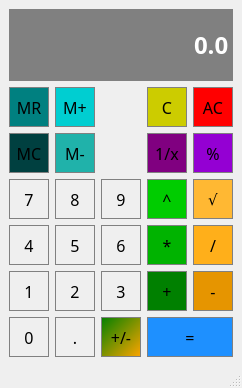
First picture: the form in calculator.ui, repository Andy3153/atestat_informatica, before the edit.
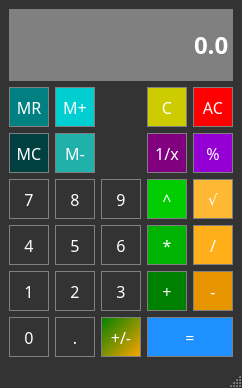
Second picture: the form after the edit.

Diff of the .ui file:
```diff
--- a/calculator.ui
+++ b/calculator.ui
@@ -19,6 +19,12 @@
   <property name="windowTitle">
    <string>Calculator</string>
   </property>
+  <property name="styleSheet">
+   <string notr="true">QMainWindow
+{
+    background-color: #333333;
+}</string>
+  </property>
   <widget class="QWidget" name="centralwidget">
    <layout class="QGridLayout" name="gridLayout">
     <item row="5" column="1">
@@ -50,6 +56,7 @@
       <property name="styleSheet">
        <string notr="true">QPushButton
 {
+	color: #FFFFFF;
 	background-color: #COCOCO;
 	border: 1px solid gray;
 	padding: 5px;
@@ -95,6 +102,7 @@
       <property name="styleSheet">
        <string notr="true">QPushButton
 {
+    color: #FFFFFF;
 	background-color: #00cc00;
 	border: 1px solid gray;
 	padding: 5px;
@@ -140,6 +148,7 @@
       <property name="styleSheet">
        <string notr="true">QPushButton
 {
+	color: #FFFFFF;
 	background-color: #COCOCO;
 	border: 1px solid gray;
 	padding: 5px;
@@ -185,6 +194,7 @@
       <property name="styleSheet">
        <string notr="true">QPushButton
 {
+    color: #FFFFFF;
 	background-color: #800080;
 	border: 1px solid gray;
 	padding: 5px;
@@ -230,6 +240,7 @@
       <property name="styleSheet">
        <string notr="true">QPushButton
 {
+	color: #FFFFFF;
 	background-color: #COCOCO;
 	border: 1px solid gray;
 	padding: 5px;
@@ -275,6 +286,7 @@
       <property name="styleSheet">
        <string notr="true">QPushButton
 {
+	color: #FFFFFF;
 	background-color: #COCOCO;
 	border: 1px solid gray;
 	padding: 5px;
@@ -320,6 +332,7 @@
       <property name="styleSheet">
        <string notr="true">QPushButton
 {
+    color: #FFFFFF;
 	background-color: #e69500;
 	border: 1px solid gray;
 	padding: 5px;
@@ -365,6 +378,7 @@
       <property name="styleSheet">
        <string notr="true">QPushButton
 {
+	color: #FFFFFF;
 	background-color: #COCOCO;
 	border: 1px solid gray;
 	padding: 5px;
@@ -410,6 +424,7 @@
       <property name="styleSheet">
        <string notr="true">QPushButton
 {
+	color: #FFFFFF;
 	background-color: #COCOCO;
 	border: 1px solid gray;
 	padding: 5px;
@@ -492,6 +507,7 @@
       <property name="styleSheet">
        <string notr="true">QPushButton
 {
+    color: #FFFFFF;
 	background-color: #9400D3;
 	border: 1px solid gray;
 	padding: 5px;
@@ -537,6 +553,7 @@
       <property name="styleSheet">
        <string notr="true">QPushButton
 {
+    color: #FFFFFF;
 	background-color: #ffaf1a;
 	border: 1px solid gray;
 	padding: 5px;
@@ -582,6 +599,7 @@
       <property name="styleSheet">
        <string notr="true">QPushButton
 {
+    color: #FFFFFF;
 	background-color: qlineargradient(spread:pad, x1:0, y1:0, x2:1, y2:1, stop:0 rgba(0, 128, 0, 255), stop:1 rgba(255, 165, 0, 255));
 	border: 1px solid gray;
 	padding: 5px;
@@ -627,6 +645,7 @@
       <property name="styleSheet">
        <string notr="true">QPushButton
 {
+	color: #FFFFFF;
 	background-color: #COCOCO;
 	border: 1px solid gray;
 	padding: 5px;
@@ -672,6 +691,7 @@
       <property name="styleSheet">
        <string notr="true">QPushButton
 {
+    color: #FFFFFF;
 	background-color: #FF0000;
 	border: 1px solid gray;
 	padding: 5px;
@@ -717,6 +737,7 @@
       <property name="styleSheet">
        <string notr="true">QPushButton
 {
+    color: #FFFFFF;
 	background-color: #00CED1;
 	border: 1px solid gray;
 	padding: 5px;
@@ -762,6 +783,7 @@
       <property name="styleSheet">
        <string notr="true">QPushButton
 {
+    color: #FFFFFF;
 	background-color: #00b300;
 	border: 1px solid gray;
 	padding: 5px;
@@ -807,6 +829,7 @@
       <property name="styleSheet">
        <string notr="true">QPushButton
 {
+    color: #FFFFFF;
 	background-color: #ffb833;
 	border: 1px solid gray;
 	padding: 5px;
@@ -852,6 +875,7 @@
       <property name="styleSheet">
        <string notr="true">QPushButton
 {
+	color: #FFFFFF;
 	background-color: #COCOCO;
 	border: 1px solid gray;
 	padding: 5px;
@@ -897,6 +921,7 @@
       <property name="styleSheet">
        <string notr="true">QPushButton
 {
+    color: #FFFFFF;
 	background-color: #008000;
 	border: 1px solid gray;
 	padding: 5px;
@@ -942,6 +967,7 @@
       <property name="styleSheet">
        <string notr="true">QPushButton
 {
+    color: #FFFFFF;
 	background-color: #008080;
 	border: 1px solid gray;
 	padding: 5px;
@@ -987,6 +1013,7 @@
       <property name="styleSheet">
        <string notr="true">QPushButton
 {
+	color: #FFFFFF;
 	background-color: #COCOCO;
 	border: 1px solid gray;
 	padding: 5px;
@@ -1032,6 +1059,7 @@
       <property name="styleSheet">
        <string notr="true">QPushButton
 {
+	color: #FFFFFF;
 	background-color: #COCOCO;
 	border: 1px solid gray;
 	padding: 5px;
@@ -1077,6 +1105,7 @@
       <property name="styleSheet">
        <string notr="true">QPushButton
 {
+    color: #FFFFFF;
 	background-color: #004040;
 	border: 1px solid gray;
 	padding: 5px;
@@ -1122,6 +1151,7 @@
       <property name="styleSheet">
        <string notr="true">QPushButton
 {
+    color: #FFFFFF;
 	background-color: #20B2AA;
 	border: 1px solid gray;
 	padding: 5px;
@@ -1167,6 +1197,7 @@
       <property name="styleSheet">
        <string notr="true">QPushButton
 {
+	color: #FFFFFF;
 	background-color: #COCOCO;
 	border: 1px solid gray;
 	padding: 5px;
@@ -1212,6 +1243,7 @@
       <property name="styleSheet">
        <string notr="true">QPushButton
 {
+    color: #FFFFFF;
 	background-color: #1E90FF;
 	border: 1px solid gray;
 	padding: 5px;
@@ -1257,6 +1289,7 @@
       <property name="styleSheet">
        <string notr="true">QPushButton
 {
+    color: #FFFFFF;
 	background-color: #cccc00;
 	border: 1px solid gray;
 	padding: 5px;
```
Left out of the diff: 26 changed lines with no effect on the pictures.
